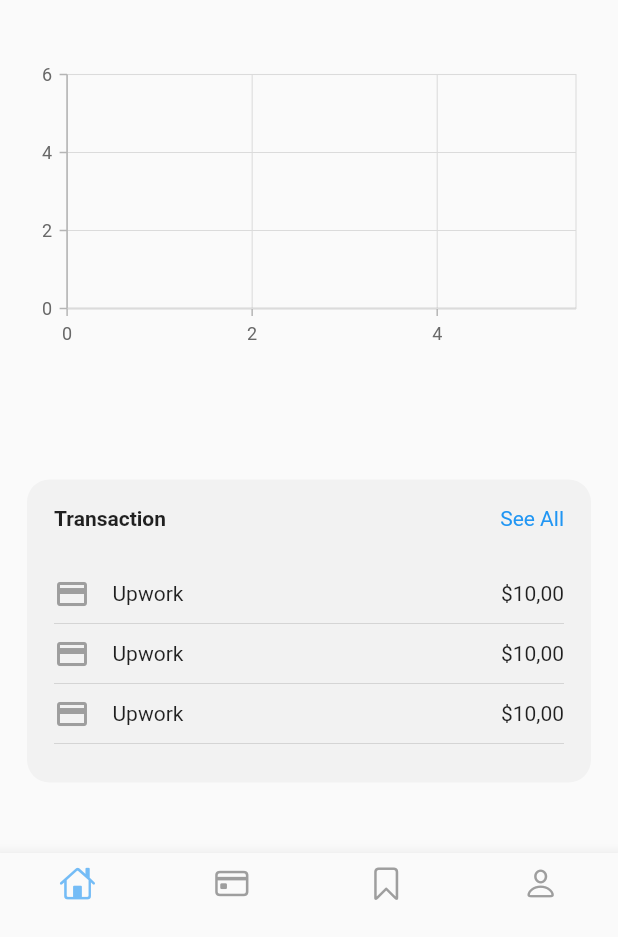
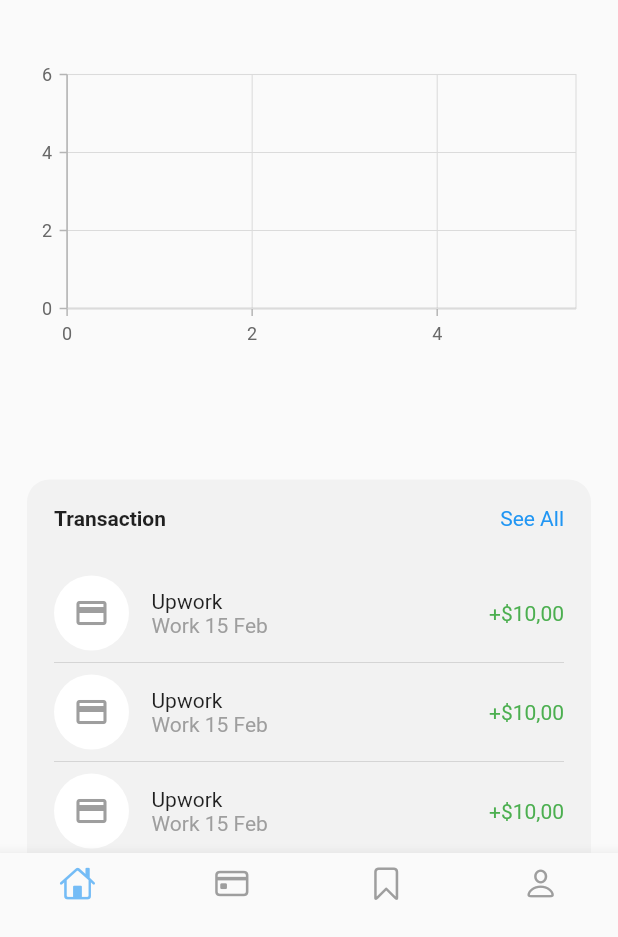
Before and after one commit to ansahkelvin/cashflow, a Flutter app: the screen it shows after launch, on a phone screen of 412 x 824 dp, the part 299-1236 px from its top. Run offline on Flutter 3.47's test engine with Material 2 defaults, Android fonts, the phone set to English and light mode, and no system bars; our stand-ins replace syncfusion_flutter_charts.

Commit message:
Transaction widget changed

```diff
--- a/lib/widgets/financial_news.dart
+++ b/lib/widgets/financial_news.dart
@@ -11,7 +11,7 @@ class FinancialNews extends StatelessWidget {
         shrinkWrap: true,
         itemCount: 3,
         separatorBuilder: (context, index) => const Divider(),
-        itemBuilder: ((context, index) => Container(
+        itemBuilder: ((context, index) => SizedBox(
               child: Row(
                 children: [
                   SizedBox(
--- a/lib/widgets/syncfusion_chart.dart
+++ b/lib/widgets/syncfusion_chart.dart
@@ -18,9 +18,12 @@ class _SFChartState extends State<SFChart> {
       height: 200,
       width: MediaQuery.of(context).size.width,
       decoration: BoxDecoration(
-          // color: Colors.white,
-          borderRadius: BorderRadius.circular(12)),
-      child: SfCartesianChart(),
+        // color: Colors.white,
+        borderRadius: BorderRadius.circular(12),
+      ),
+      child: SfCartesianChart(
+        selectionType: SelectionType.series,
+      ),
     );
   }
 }
--- a/lib/widgets/transaction_list_tile.dart
+++ /dev/null
@@ -1,40 +0,0 @@
-import 'package:flutter/material.dart';
-
-class TransactionListTile extends StatelessWidget {
-  const TransactionListTile({
-    Key? key,
-  }) : super(key: key);
-
-  @override
-  Widget build(BuildContext context) {
-    return Column(
-      children: [
-        Row(
-          mainAxisAlignment: MainAxisAlignment.spaceBetween,
-          children: [
-            Row(
-              children: const [
-                Icon(
-                  Icons.credit_card,
-                  color: Colors.grey,
-                ),
-                SizedBox(
-                  width: 15,
-                ),
-                Text(
-                  "Upwork",
-                  style: TextStyle(color: Colors.black87),
-                )
-              ],
-            ),
-            const Text(
-              "\$10,00",
-              style: TextStyle(color: Colors.black87),
-            ),
-          ],
-        ),
-        const Divider(),
-      ],
-    );
-  }
-}
--- /dev/null
+++ b/lib/widgets/transaction_listtile.dart
@@ -0,0 +1,59 @@
+import 'package:flutter/material.dart';
+
+class TransactionListTile extends StatelessWidget {
+  const TransactionListTile({
+    Key? key,
+  }) : super(key: key);
+
+  @override
+  Widget build(BuildContext context) {
+    return Column(
+      mainAxisAlignment: MainAxisAlignment.start,
+      children: [
+        Row(
+          mainAxisAlignment: MainAxisAlignment.spaceBetween,
+          children: [
+            Row(
+              children: [
+                Container(
+                  height: 50,
+                  width: 50,
+                  decoration: const BoxDecoration(
+                    shape: BoxShape.circle,
+                    color: Colors.white,
+                  ),
+                  child: const Icon(
+                    Icons.credit_card,
+                    color: Colors.grey,
+                  ),
+                ),
+                const SizedBox(
+                  width: 15,
+                ),
+                Column(
+                  mainAxisAlignment: MainAxisAlignment.center,
+                  crossAxisAlignment: CrossAxisAlignment.start,
+                  children: const [
+                    Text(
+                      "Upwork",
+                      style: TextStyle(color: Colors.black87),
+                    ),
+                    Text(
+                      "Work 15 Feb",
+                      style: TextStyle(color: Colors.grey),
+                    ),
+                  ],
+                )
+              ],
+            ),
+            const Text(
+              "+\$10,00",
+              style: TextStyle(color: Colors.green),
+            ),
+          ],
+        ),
+        const Divider(),
+      ],
+    );
+  }
+}
--- a/lib/widgets/transaction_widget.dart
+++ b/lib/widgets/transaction_widget.dart
@@ -1,6 +1,6 @@
 import 'package:flutter/material.dart';
 
-import 'Transaction_list_tile.dart';
+import 'Transaction_listtile.dart';
 
 class TransactionWidget extends StatelessWidget {
   const TransactionWidget({super.key});
```
